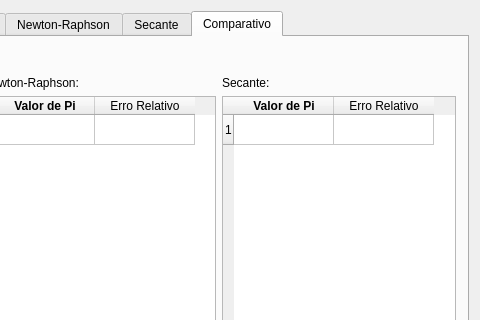
Old version of the form UI/mainwindow.ui in the repository cristmelo/TrabalhoMN1; both pictures show x 281 to 761 and y 0 to 320 of the 761 by 481 pixel window.
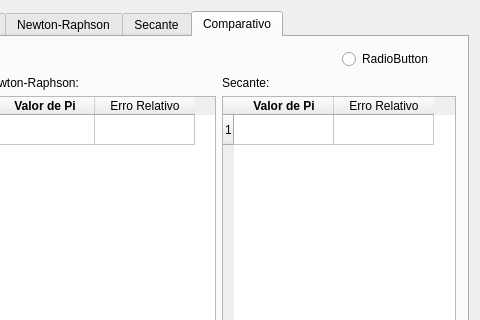
New version of the form. The open tabs and pages were chosen to show the change.

What changed in the file:
```diff
--- a/UI/mainwindow.ui
+++ b/UI/mainwindow.ui
@@ -1100,6 +1100,13 @@
           </property>
          </widget>
         </item>
+        <item row="0" column="6">
+         <widget class="QRadioButton" name="radioButton">
+          <property name="text">
+           <string>RadioButton</string>
+          </property>
+         </widget>
+        </item>
        </layout>
       </widget>
      </widget>
```
Left out of the diff: 18 changed lines with no effect on the pictures.
